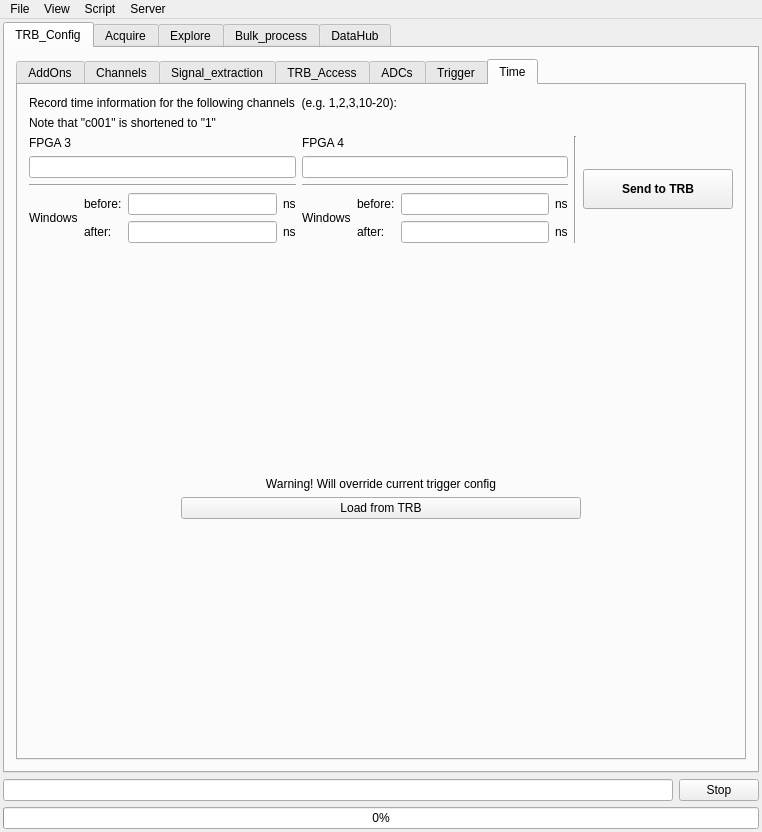
Old version of the form GUI/mainwindow.ui in the repository andrmor/TRB3reader.
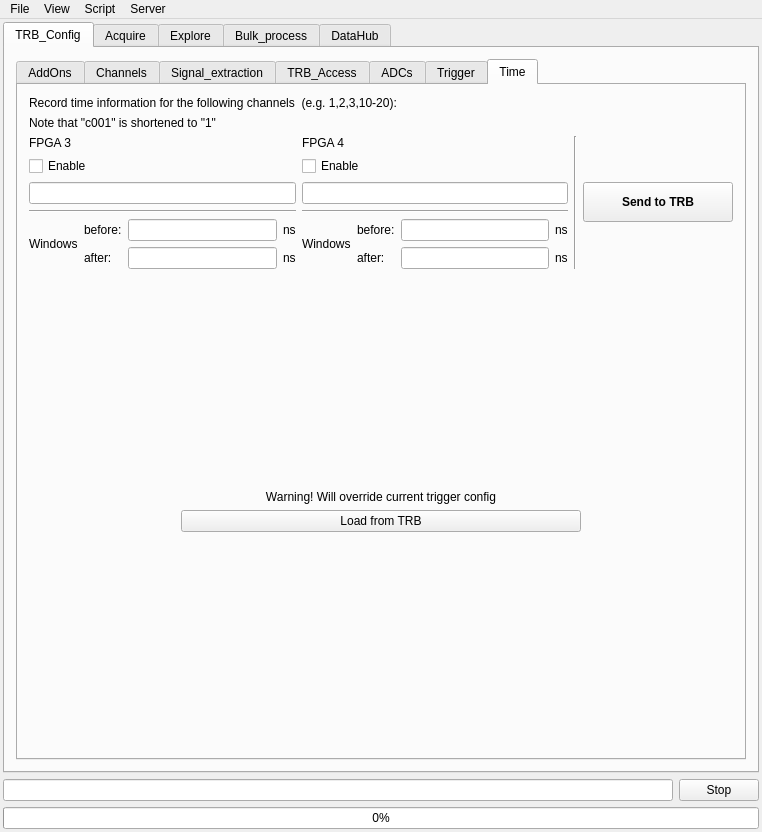
New version of the form. The open tabs and pages were chosen to show the change.

```diff
--- a/GUI/mainwindow.ui
+++ b/GUI/mainwindow.ui
@@ -3223,6 +3223,13 @@
                   </property>
                  </widget>
                 </item>
+                <item>
+                 <widget class="QCheckBox" name="cbTimeEnable_FPGA3">
+                  <property name="text">
+                   <string>Enable</string>
+                  </property>
+                 </widget>
+                </item>
                 <item>
                  <widget class="QLineEdit" name="leTimeChannelsFPGA3"/>
                 </item>
@@ -3289,6 +3296,13 @@
                   </property>
                  </widget>
                 </item>
+                <item>
+                 <widget class="QCheckBox" name="cbTimeEnable_FPGA4">
+                  <property name="text">
+                   <string>Enable</string>
+                  </property>
+                 </widget>
+                </item>
                 <item>
                  <widget class="QLineEdit" name="leTimeChannelsFPGA4"/>
                 </item>
```
Left out of the diff: 4 changed lines with no effect on the pictures.
